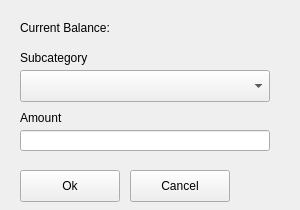
Before: the Qt Designer form src/window/CreateRecordWindow.ui in typinghare/budget-wise-cpp-bhcc, drawn with Qt 5.
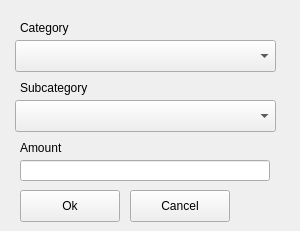
After: the same form once the commit is applied.

Diff of the .ui file:
```diff
--- a/src/window/CreateRecordWindow.ui
+++ b/src/window/CreateRecordWindow.ui
@@ -7,31 +7,31 @@
     <x>0</x>
     <y>0</y>
     <width>300</width>
-    <height>210</height>
+    <height>231</height>
    </rect>
   </property>
   <property name="windowTitle">
    <string>Form</string>
   </property>
-  <widget class="QLabel" name="subcategoryLabel">
+  <widget class="QLabel" name="categoryLabel">
    <property name="geometry">
     <rect>
      <x>20</x>
-     <y>50</y>
+     <y>20</y>
      <width>181</width>
      <height>16</height>
     </rect>
    </property>
    <property name="text">
-    <string>Subcategory</string>
+    <string>Category</string>
    </property>
   </widget>
-  <widget class="QComboBox" name="subcategoryCombo">
+  <widget class="QComboBox" name="categoryCombo">
    <property name="geometry">
     <rect>
-     <x>20</x>
-     <y>70</y>
-     <width>250</width>
+     <x>15</x>
+     <y>40</y>
+     <width>261</width>
      <height>32</height>
     </rect>
    </property>
@@ -40,7 +40,7 @@
    <property name="geometry">
     <rect>
      <x>20</x>
-     <y>110</y>
+     <y>140</y>
      <width>58</width>
      <height>16</height>
     </rect>
@@ -53,30 +53,17 @@
    <property name="geometry">
     <rect>
      <x>20</x>
-     <y>130</y>
+     <y>160</y>
      <width>250</width>
      <height>21</height>
     </rect>
    </property>
   </widget>
-  <widget class="QLabel" name="currentBalanceLabel">
-   <property name="geometry">
-    <rect>
-     <x>20</x>
-     <y>20</y>
-     <width>211</width>
-     <height>16</height>
-    </rect>
-   </property>
-   <property name="text">
-    <string>Current Balance:</string>
-   </property>
-  </widget>
   <widget class="QPushButton" name="okButton">
    <property name="geometry">
     <rect>
      <x>20</x>
-     <y>170</y>
+     <y>190</y>
      <width>100</width>
      <height>32</height>
     </rect>
@@ -89,7 +76,7 @@
    <property name="geometry">
     <rect>
      <x>130</x>
-     <y>170</y>
+     <y>190</y>
      <width>100</width>
      <height>32</height>
     </rect>
@@ -98,6 +85,42 @@
     <string>Cancel</string>
    </property>
   </widget>
+  <widget class="QLabel" name="amountStatusLabel">
+   <property name="geometry">
+    <rect>
+     <x>80</x>
+     <y>140</y>
+     <width>181</width>
+     <height>16</height>
+    </rect>
+   </property>
+   <property name="text">
+    <string/>
+   </property>
+  </widget>
+  <widget class="QComboBox" name="subcategoryCombo">
+   <property name="geometry">
+    <rect>
+     <x>15</x>
+     <y>100</y>
+     <width>261</width>
+     <height>32</height>
+    </rect>
+   </property>
+  </widget>
+  <widget class="QLabel" name="subcategoryLabel">
+   <property name="geometry">
+    <rect>
+     <x>20</x>
+     <y>80</y>
+     <width>181</width>
+     <height>16</height>
+    </rect>
+   </property>
+   <property name="text">
+    <string>Subcategory</string>
+   </property>
+  </widget>
  </widget>
  <resources/>
  <connections/>
```
